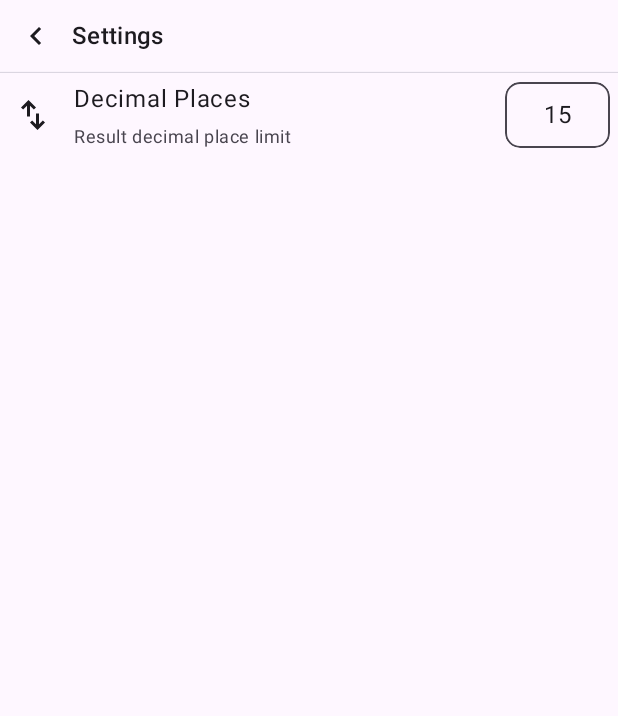
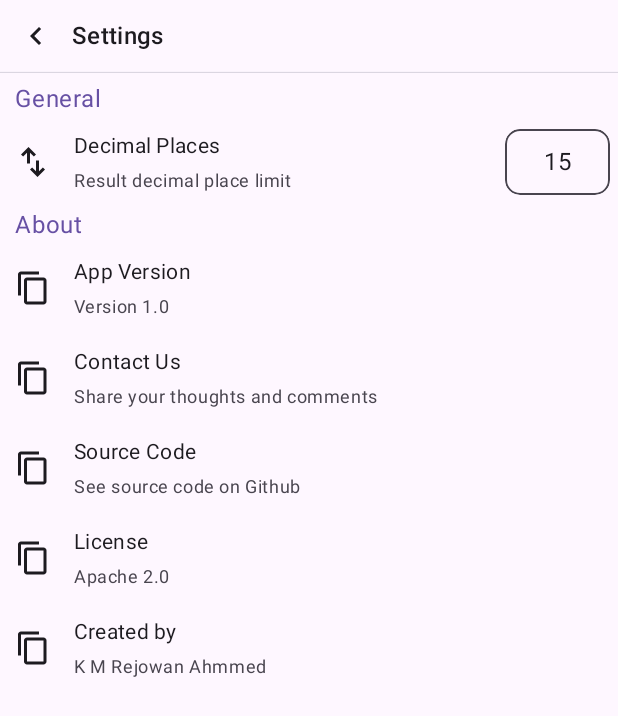
Before and after one commit to ahmmedrejowan/Number-Converter-Compose, an Android app built with Jetpack Compose: the Settings screen opened directly, with no data from a screen before it, on a phone screen of 412 x 824 dp. Shown: the top 716 px of the screen. Run offline under Robolectric (Android 15) with nearby library versions, the phone set to English and light mode, and no system bars; our stand-ins replace livedata-compose.

Commit message:
Settings Changes

```diff
--- a/app/src/main/java/com/rejowan/numberconverter/repositoryImpl/ConverterRepositoryImpl.kt
+++ b/app/src/main/java/com/rejowan/numberconverter/repositoryImpl/ConverterRepositoryImpl.kt
@@ -34,7 +34,6 @@ class ConverterRepositoryImpl(context: Context) : ConverterRepository {
     }
 
     override suspend fun setDecimalPlaces(decimalPlaces: Int) {
-        Log.e("decimalPlaces", decimalPlaces.toString())
         dataStore.edit { settings ->
             settings[DECIMAL_PLACES_KEY] = decimalPlaces
         }
@@ -45,7 +44,6 @@ class ConverterRepositoryImpl(context: Context) : ConverterRepository {
             preferences[DECIMAL_PLACES_KEY] ?: 15
         }
 
-        Log.e("decimalPlacesFlow", decimalPlacesFlow.first().toString())
         return decimalPlacesFlow.first()
     }
 
--- a/app/src/main/java/com/rejowan/numberconverter/view/Settings.kt
+++ b/app/src/main/java/com/rejowan/numberconverter/view/Settings.kt
@@ -5,9 +5,11 @@ import androidx.activity.ComponentActivity
 import androidx.activity.compose.setContent
 import androidx.compose.foundation.layout.Column
 import androidx.compose.foundation.layout.Row
+import androidx.compose.foundation.layout.Spacer
 import androidx.compose.foundation.layout.fillMaxSize
 import androidx.compose.foundation.layout.fillMaxWidth
 import androidx.compose.foundation.layout.padding
+import androidx.compose.foundation.layout.size
 import androidx.compose.material.icons.Icons
 import androidx.compose.material.icons.automirrored.filled.KeyboardArrowLeft
 import androidx.compose.material3.HorizontalDivider
@@ -22,11 +24,14 @@ import androidx.compose.runtime.livedata.observeAsState
 import androidx.compose.ui.Alignment
 import androidx.compose.ui.Modifier
 import androidx.compose.ui.platform.LocalContext
+import androidx.compose.ui.res.painterResource
 import androidx.compose.ui.tooling.preview.Preview
 import androidx.compose.ui.unit.dp
 import androidx.compose.ui.unit.sp
+import com.rejowan.numberconverter.R
 import com.rejowan.numberconverter.di.converterModule
 import com.rejowan.numberconverter.ui.theme.AppTheme
+import com.rejowan.numberconverter.view.component.SettingOtherScreen
 import com.rejowan.numberconverter.view.component.SettingScreenDP
 import com.rejowan.numberconverter.viewmodel.ConverterViewModel
 import org.koin.android.ext.koin.androidContext
@@ -80,9 +85,64 @@ class Settings : ComponentActivity() {
                     thickness = 0.5.dp
                 )
 
+                Spacer(modifier = Modifier.size(5.dp))
+
+                Text(text = "General",
+                    modifier = Modifier.padding(10.dp,0.dp),
+                    color = MaterialTheme.colorScheme.primary)
+
                 SettingScreenDP(initialValue = initialDP, onValueChange = {
                     viewModel.setDecimalPlaces(it)
                 })
+
+                Text(text = "About",
+                    modifier = Modifier.padding(10.dp,0.dp),
+                    color = MaterialTheme.colorScheme.primary)
+
+                SettingOtherScreen(
+                    icon = painterResource(id = R.drawable.ic_copy),
+                    title = "App Version",
+                    description = "Version 1.0"
+                )
+
+                SettingOtherScreen(
+                    icon = painterResource(id = R.drawable.ic_copy),
+                    title = "Contact Us",
+                    description = "Share your thoughts and comments",
+                    onItemClicked = {
+
+                    }
+                )
+
+                SettingOtherScreen(
+                    icon = painterResource(id = R.drawable.ic_copy),
+                    title = "Source Code",
+                    description = "See source code on Github",
+                    onItemClicked = {
+
+                    }
+                )
+
+                SettingOtherScreen(
+                    icon = painterResource(id = R.drawable.ic_copy),
+                    title = "License",
+                    description = "Apache 2.0",
+                    onItemClicked = {
+
+                    }
+                )
+
+
+                SettingOtherScreen(
+                    icon = painterResource(id = R.drawable.ic_copy),
+                    title = "Created by",
+                    description = "K M Rejowan Ahmmed",
+                    onItemClicked = {
+
+                    }
+
+                )
+
 
 
             }
--- a/app/src/main/java/com/rejowan/numberconverter/view/component/SettingScreenDP.kt
+++ b/app/src/main/java/com/rejowan/numberconverter/view/component/SettingScreenDP.kt
@@ -7,6 +7,7 @@ import androidx.compose.foundation.layout.Column
 import androidx.compose.foundation.layout.Row
 import androidx.compose.foundation.layout.Spacer
 import androidx.compose.foundation.layout.fillMaxWidth
+import androidx.compose.foundation.layout.height
 import androidx.compose.foundation.layout.padding
 import androidx.compose.foundation.layout.size
 import androidx.compose.foundation.layout.width
@@ -53,7 +54,10 @@ fun SettingScreenDP(
     }
 
     Row(
-        modifier = Modifier.fillMaxWidth(), verticalAlignment = Alignment.CenterVertically
+        modifier = Modifier
+            .fillMaxWidth()
+            .height(60.dp),
+        verticalAlignment = Alignment.CenterVertically
     ) {
 
         Icon(
@@ -66,7 +70,7 @@ fun SettingScreenDP(
             Spacer(modifier = Modifier.size(5.dp))
             Text(
                 text = title,
-                style = MaterialTheme.typography.bodyLarge,
+                style = MaterialTheme.typography.bodyMedium,
                 color = MaterialTheme.colorScheme.onBackground
             )
             Spacer(modifier = Modifier.size(5.dp))
--- /dev/null
+++ b/app/src/main/java/com/rejowan/numberconverter/view/component/SettingsOtherScreen.kt
@@ -0,0 +1,76 @@
+package com.rejowan.numberconverter.view.component
+
+import androidx.compose.foundation.clickable
+import androidx.compose.foundation.layout.Column
+import androidx.compose.foundation.layout.Row
+import androidx.compose.foundation.layout.Spacer
+import androidx.compose.foundation.layout.fillMaxWidth
+import androidx.compose.foundation.layout.height
+import androidx.compose.foundation.layout.padding
+import androidx.compose.foundation.layout.size
+import androidx.compose.material3.Icon
+import androidx.compose.material3.MaterialTheme
+import androidx.compose.material3.Text
+import androidx.compose.runtime.Composable
+import androidx.compose.ui.Alignment
+import androidx.compose.ui.Modifier
+import androidx.compose.ui.graphics.painter.Painter
+import androidx.compose.ui.res.painterResource
+import androidx.compose.ui.tooling.preview.Preview
+import androidx.compose.ui.unit.dp
+import com.rejowan.numberconverter.R
+
+@Composable
+fun SettingOtherScreen(
+    icon: Painter = painterResource(id = R.drawable.ic_swap),
+    title: String = "Info Title",
+    description: String = "Info Description",
+    onItemClicked: () -> Unit = {}
+) {
+
+
+    Row(
+        modifier = Modifier
+            .fillMaxWidth()
+            .height(60.dp)
+            .clickable {
+                onItemClicked()
+            },
+        verticalAlignment = Alignment.CenterVertically,
+    ) {
+
+        Icon(
+            icon, contentDescription = "DP", modifier = Modifier.padding(10.dp)
+        )
+
+        Spacer(modifier = Modifier.size(5.dp))
+
+        Column(modifier = Modifier.weight(1f)) {
+            Spacer(modifier = Modifier.size(5.dp))
+            Text(
+                text = title,
+                style = MaterialTheme.typography.bodyMedium,
+                color = MaterialTheme.colorScheme.onBackground
+            )
+            Spacer(modifier = Modifier.size(5.dp))
+            Text(
+                text = description,
+                style = MaterialTheme.typography.bodySmall,
+                color = MaterialTheme.colorScheme.onSurfaceVariant
+            )
+
+            Spacer(modifier = Modifier.size(5.dp))
+
+        }
+
+
+    }
+
+}
+
+
+@Preview(showBackground = true)
+@Composable
+fun PreviewSettingOtherScreen() {
+    SettingOtherScreen()
+}
```
